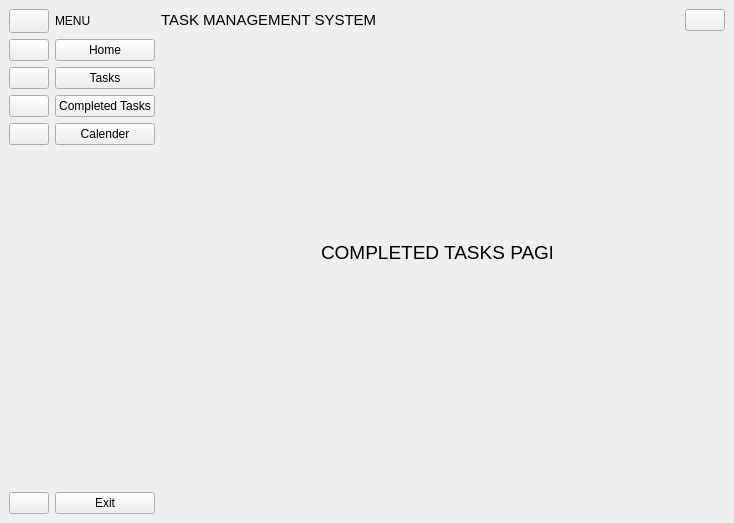
The window that interface.ui (VicMbugua/TaskManagementSystem) describes before a commit, drawn with Qt 5.
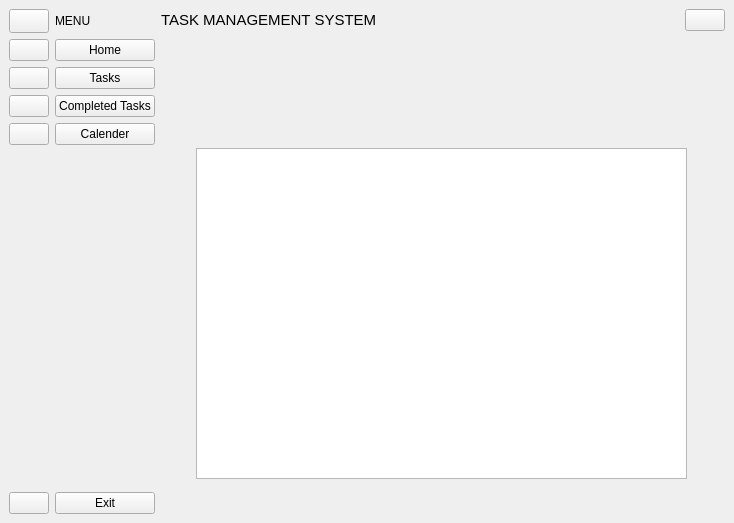
The same window after the commit. The open tabs and pages were chosen to show the change. Icons and pictures are not drawn.

Commit message: Added actions to each tasks

```diff
--- a/interface.ui
+++ b/interface.ui
@@ -490,23 +490,15 @@
           </widget>
          </widget>
          <widget class="QWidget" name="completed_tasks_page">
-          <widget class="QLabel" name="label_6">
+          <widget class="QTableView" name="completed_tasks">
            <property name="geometry">
             <rect>
-             <x>160</x>
-             <y>190</y>
-             <width>231</width>
-             <height>51</height>
+             <x>35</x>
+             <y>111</y>
+             <width>491</width>
+             <height>331</height>
             </rect>
            </property>
-           <property name="font">
-            <font>
-             <pointsize>14</pointsize>
-            </font>
-           </property>
-           <property name="text">
-            <string>COMPLETED TASKS PAGE</string>
-           </property>
           </widget>
          </widget>
          <widget class="QWidget" name="calender_page">
```
Left out of the diff: 2 changed lines with no effect on the pictures. The commit also changes 13 other files.
